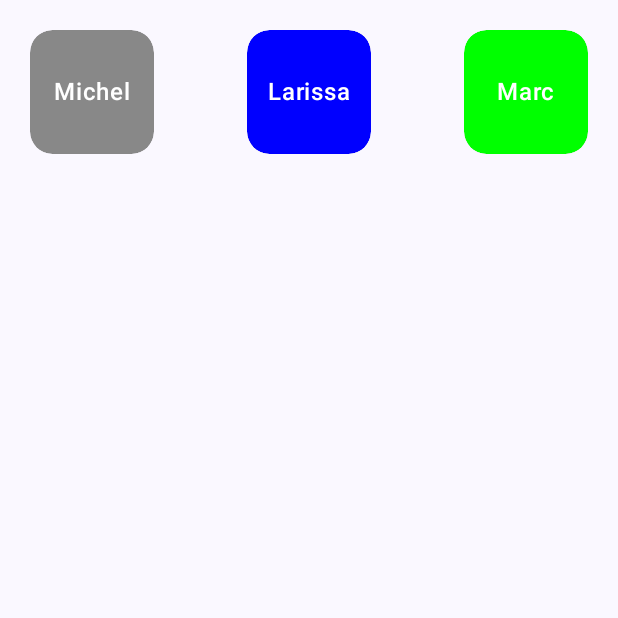
After one commit to navneetpal01/DragAndDrop-JetpackCompose, an Android app built with Jetpack Compose: the composable MainScreen shown on its own in the app's theme, on a phone screen of 412 x 824 dp, the top half of it. The commit adds this screen. Run offline under Robolectric (Android 15) with nearby library versions, the phone set to English and light mode, and no system bars.

Commit message:
First Commit

```diff
--- /dev/null
+++ b/app/src/main/java/com/example/draganddrop/MainScreen.kt
@@ -0,0 +1,168 @@
+package com.example.draganddrop
+
+import androidx.compose.animation.AnimatedVisibility
+import androidx.compose.animation.slideIn
+import androidx.compose.animation.slideInHorizontally
+import androidx.compose.foundation.background
+import androidx.compose.foundation.border
+import androidx.compose.foundation.layout.Arrangement
+import androidx.compose.foundation.layout.Box
+import androidx.compose.foundation.layout.Column
+import androidx.compose.foundation.layout.Row
+import androidx.compose.foundation.layout.fillMaxSize
+import androidx.compose.foundation.layout.fillMaxWidth
+import androidx.compose.foundation.layout.padding
+import androidx.compose.foundation.layout.size
+import androidx.compose.foundation.shape.RoundedCornerShape
+import androidx.compose.material.icons.Icons
+import androidx.compose.material3.MaterialTheme
+import androidx.compose.material3.Text
+import androidx.compose.runtime.Composable
+import androidx.compose.runtime.LaunchedEffect
+import androidx.compose.ui.Alignment
+import androidx.compose.ui.Modifier
+import androidx.compose.ui.draw.clip
+import androidx.compose.ui.draw.shadow
+import androidx.compose.ui.graphics.Color
+import androidx.compose.ui.modifier.modifierLocalConsumer
+import androidx.compose.ui.platform.LocalConfiguration
+import androidx.compose.ui.text.font.FontWeight
+import androidx.compose.ui.text.style.TextAlign
+import androidx.compose.ui.unit.Dp
+import androidx.compose.ui.unit.dp
+
+@Composable
+fun MainScreen(
+    mainViewModel: MainViewModel
+) {
+
+    val screenWidth = LocalConfiguration.current.screenWidthDp
+
+    Column(
+        modifier = Modifier
+            .fillMaxSize(),
+        verticalArrangement = Arrangement.spacedBy(50.dp),
+        horizontalAlignment = Alignment.CenterHorizontally
+    ){
+        Row(
+            modifier = Modifier
+                .fillMaxWidth()
+                .padding(20.dp),
+            verticalAlignment = Alignment.CenterVertically,
+            horizontalArrangement = Arrangement.SpaceBetween
+        ){
+            mainViewModel.items.forEach { person ->
+                DragTarget(
+                    dataToDrop = person,
+                    viewModel = mainViewModel
+                ) {
+                    Box(
+                        modifier = Modifier
+                            .size(Dp(screenWidth / 5f))
+                            .clip(RoundedCornerShape(15.dp))
+                            .shadow(5.dp, RoundedCornerShape(15.dp))
+                            .background(person.backgroundColor, RoundedCornerShape(15.dp)),
+                        contentAlignment = Alignment.Center,
+                    ){
+                        Text(
+                            text = person.name,
+                            style = MaterialTheme.typography.bodyLarge,
+                            color = Color.White,
+                            fontWeight = FontWeight.SemiBold
+                        )
+                    }
+                }
+            }
+        }
+        AnimatedVisibility(
+            mainViewModel.isCurrentlyDragging,
+            enter = slideInHorizontally (initialOffsetX = {it})
+        ) {
+            DropItem<PersonUiItem>(
+                modifier = Modifier
+                    .size(Dp(screenWidth / 3.5f))
+            ) { isInBound, personItem ->
+                if(personItem != null){
+                    LaunchedEffect(key1 = personItem){
+                        mainViewModel.addPerson(personItem)
+                    }
+                }
+                if(isInBound){
+                    Box(
+                        modifier = Modifier
+                            .fillMaxSize()
+                            .border(
+                                1.dp,
+                                color = Color.Red,
+                                shape = RoundedCornerShape(15.dp)
+                            )
+                            .background(Color.Gray.copy(0.5f), RoundedCornerShape(15.dp))
+                        ,
+                        contentAlignment = Alignment.Center
+                    ){
+                        Text(
+                            text = "Add Person",
+                            style = MaterialTheme.typography.bodyMedium,
+                            color = Color.Black
+                        )
+                    }
+                }else{
+                    Box(
+                        modifier = Modifier
+                            .fillMaxSize()
+                            .border(
+                                1.dp,
+                                color = Color.White,
+                                shape = RoundedCornerShape(15.dp)
+                            )
+                            .background(
+                                Color.Black.copy(0.5f),
+                                RoundedCornerShape(15.dp)
+                            ),
+                        contentAlignment = Alignment.Center
+                    ){
+                        Text(
+                            text = "Add Person",
+                            style = MaterialTheme.typography.bodyMedium,
+                            color = Color.White
+                        )
+                    }
+                }
+            }
+        }
+        Box(
+            modifier = Modifier
+                .fillMaxSize()
+                .padding(top = 30.dp)
+            ,
+            contentAlignment = Alignment.Center
+        ){
+            Column(
+                modifier = Modifier
+                    .fillMaxWidth()
+                    .padding(20.dp)
+                    .padding(bottom = 100.dp)
+                ,
+                horizontalAlignment = Alignment.Start,
+                verticalArrangement = Arrangement.spacedBy(10.dp)
+            ){
+                Text(
+                    text = "Added Persons",
+                    color = Color.White,
+                    style = MaterialTheme.typography.bodyMedium,
+                    fontWeight = FontWeight.Bold,
+                    modifier = Modifier.fillMaxWidth(),
+                    textAlign = TextAlign.Start
+                )
+                mainViewModel.addedPersons.forEach { person ->
+                    Text(
+                        text = person.name,
+                        color = Color.White,
+                        style = MaterialTheme.typography.bodySmall,
+                        fontWeight = FontWeight.Bold
+                    )
+                }
+            }
+        }
+    }
+}
--- /dev/null
+++ b/app/src/main/java/com/example/draganddrop/MainViewModel.kt
@@ -0,0 +1,36 @@
+package com.example.draganddrop
+
+import androidx.compose.runtime.getValue
+import androidx.compose.runtime.mutableStateListOf
+import androidx.compose.runtime.mutableStateOf
+import androidx.compose.runtime.setValue
+import androidx.compose.ui.graphics.Color
+import androidx.lifecycle.ViewModel
+
+class MainViewModel : ViewModel() {
+    var isCurrentlyDragging by mutableStateOf(false)
+        private set
+    //Immutable
+    var items by mutableStateOf(emptyList<PersonUiItem>())
+        private set
+    var addedPersons = mutableStateListOf<PersonUiItem>()
+        private set
+
+    init {
+        items = listOf(
+            PersonUiItem("Michel", "1", Color.Gray),
+            PersonUiItem("Larissa", "2", Color.Blue),
+            PersonUiItem("Marc", "3", Color.Green)
+        )
+    }
+    fun startDragging(){
+        isCurrentlyDragging = true
+    }
+    fun stopDragging(){
+        isCurrentlyDragging = false
+    }
+
+    fun addPerson(personUiItem: PersonUiItem){
+        addedPersons.add(personUiItem)
+    }
+}
--- /dev/null
+++ b/app/src/main/java/com/example/draganddrop/PersonUiItem.kt
@@ -0,0 +1,9 @@
+package com.example.draganddrop
+
+import androidx.compose.ui.graphics.Color
+
+data class PersonUiItem(
+    val name : String,
+    val id : String,
+    val backgroundColor : Color
+)
```
Also changed, not shown: app/src/main/java/com/example/draganddrop/DragAndDrop.kt (+75 -88 lines), app/src/main/java/com/example/draganddrop/MainActivity.kt (+10 -7 lines).
